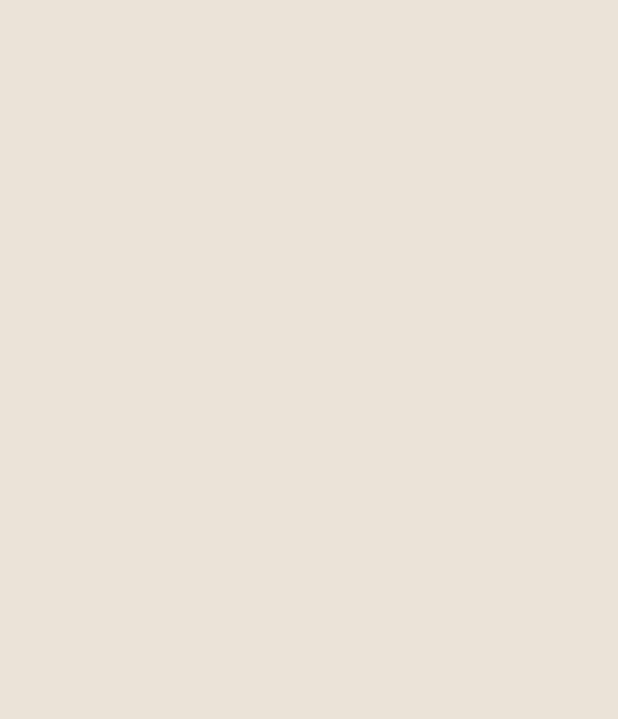
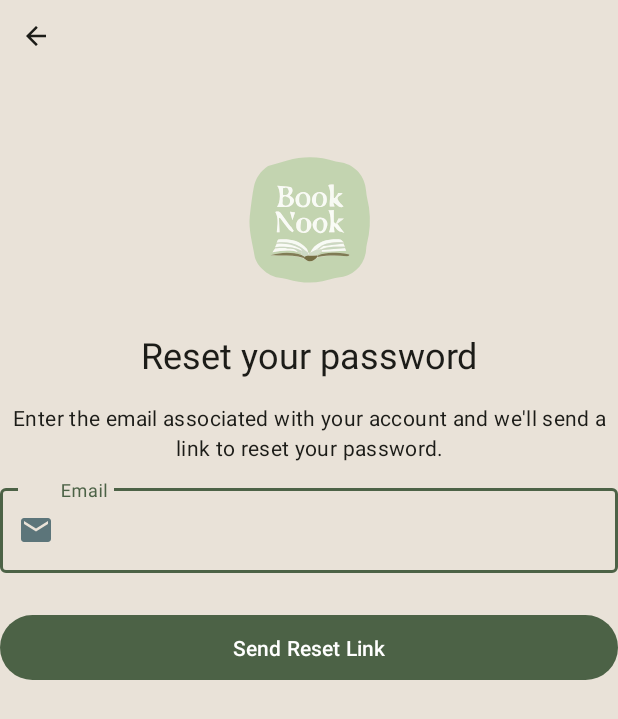
Before and after one commit to ridgardhannah/BookNook, an Android app: the ForgotPasswordActivity screen opened directly, with no data from a screen before it, on a phone screen of 412 x 824 dp. Before the commit the part shown is empty. Shown: the top 719 px of the screen. Run offline under Robolectric (Android 15) with nearby library versions, the phone set to English and light mode, and no system bars.

Commit message:
forgot password layout done. all onboarding layouts finished and logic to test nav between them.
set up items for nav bar

```diff
--- a/app/src/main/java/com/example/mpa_booknookapp/ForgotPasswordActivity.java
+++ b/app/src/main/java/com/example/mpa_booknookapp/ForgotPasswordActivity.java
@@ -1,6 +1,8 @@
 package com.example.mpa_booknookapp;
 
 import android.os.Bundle;
+import android.widget.Button;
+import android.widget.Toast;
 
 import androidx.activity.EdgeToEdge;
 import androidx.appcompat.app.AppCompatActivity;
@@ -20,5 +22,27 @@ public class ForgotPasswordActivity extends AppCompatActivity {
             v.setPadding(systemBars.left, systemBars.top, systemBars.right, systemBars.bottom);
             return insets;
         });
+
+
+        Button sendLinkBtn = findViewById(R.id.btnSendLink);
+        Button backBtn = findViewById(R.id.btnBack);
+
+        sendLinkBtn.setOnClickListener(v -> {
+            //to test send toast to confirm link sent
+            Toast.makeText(ForgotPasswordActivity.this, "Password reset link sent!", Toast.LENGTH_LONG).show();
+
+            //handler to wait 2000 milliseconds
+            new android.os.Handler().postDelayed(() -> {
+
+                // codebelow runs after the 2 second wait
+                //go to login page and close this activity
+                finish();
+            }, 2000);
+        });
+
+
+        backBtn.setOnClickListener(v -> finish());
+
+
     }
 }
--- /dev/null
+++ b/app/src/main/res/drawable/ic_arrow_back.xml
@@ -0,0 +1,5 @@
+<vector xmlns:android="http://schemas.android.com/apk/res/android" android:autoMirrored="true" android:height="24dp" android:tint="#000000" android:viewportHeight="960" android:viewportWidth="960" android:width="24dp">
+
+    <path android:fillColor="@android:color/white" android:pathData="M313,520L537,744L480,800L160,480L480,160L537,216L313,440L800,440L800,520L313,520Z"/>
+
+</vector>
--- /dev/null
+++ b/app/src/main/res/drawable/ic_map.xml
@@ -0,0 +1,5 @@
+<vector xmlns:android="http://schemas.android.com/apk/res/android" android:height="24dp" android:tint="#000000" android:viewportHeight="24" android:viewportWidth="24" android:width="24dp">
+
+    <path android:fillColor="@android:color/white" android:pathData="M20.5,3l-0.16,0.03L15,5.1 9,3 3.36,4.9c-0.21,0.07 -0.36,0.25 -0.36,0.48V20.5c0,0.28 0.22,0.5 0.5,0.5l0.16,-0.03L9,18.9l6,2.1 5.64,-1.9c0.21,-0.07 0.36,-0.25 0.36,-0.48V3.5c0,-0.28 -0.22,-0.5 -0.5,-0.5zM15,19l-6,-2.11V5l6,2.11V19z"/>
+
+</vector>
--- /dev/null
+++ b/app/src/main/res/drawable/ic_wishlist.xml
@@ -0,0 +1,5 @@
+<vector xmlns:android="http://schemas.android.com/apk/res/android" android:height="24dp" android:tint="#000000" android:viewportHeight="960" android:viewportWidth="960" android:width="24dp">
+
+    <path android:fillColor="@android:color/white" android:pathData="M200,840L200,200Q200,167 223.5,143.5Q247,120 280,120L680,120Q713,120 736.5,143.5Q760,167 760,200L760,840L480,720L200,840ZM280,718L480,632L680,718L680,200Q680,200 680,200Q680,200 680,200L280,200Q280,200 280,200Q280,200 280,200L280,718ZM280,200L280,200Q280,200 280,200Q280,200 280,200L680,200Q680,200 680,200Q680,200 680,200L680,200L480,200L280,200Z"/>
+
+</vector>
--- a/app/src/main/res/layout/activity_forgot_password.xml
+++ b/app/src/main/res/layout/activity_forgot_password.xml
@@ -1,10 +1,103 @@
 <?xml version="1.0" encoding="utf-8"?>
-<androidx.constraintlayout.widget.ConstraintLayout xmlns:android="http://schemas.android.com/apk/res/android"
+<androidx.constraintlayout.widget.ConstraintLayout
+    xmlns:android="http://schemas.android.com/apk/res/android"
     xmlns:app="http://schemas.android.com/apk/res-auto"
     xmlns:tools="http://schemas.android.com/tools"
-    android:id="@+id/main"
     android:layout_width="match_parent"
     android:layout_height="match_parent"
+    android:background="?attr/colorSurface"
+    android:padding="16dp"
+    android:id="@+id/main"
     tools:context=".ForgotPasswordActivity">
 
+
+    <!-- back button icon -->
+    <com.google.android.material.button.MaterialButton
+        android:id="@+id/btnBack"
+        style="@style/Widget.Material3.Button.IconButton"
+        android:contentDescription="Back arrow button"
+        android:layout_width="wrap_content"
+        android:layout_height="wrap_content"
+        app:icon="@drawable/ic_arrow_back"
+        app:iconTint="?attr/colorOnSurface"
+        app:layout_constraintStart_toStartOf="parent"
+        app:layout_constraintTop_toTopOf="parent"
+        />
+
+    <!-- logo-->
+    <ImageView
+        android:id="@+id/ivLogo"
+        android:layout_width="100dp"
+        android:layout_height="100dp"
+        android:layout_marginTop="48dp"
+        android:contentDescription="Book Nook Logo"
+        android:src="@drawable/logo_book_nook"
+        app:layout_constraintEnd_toEndOf="parent"
+        app:layout_constraintStart_toStartOf="parent"
+        app:layout_constraintTop_toBottomOf="@id/btnBack"
+        />
+
+    <TextView
+        android:id="@+id/tvTitle"
+        android:layout_width="wrap_content"
+        android:layout_height="wrap_content"
+        android:layout_marginTop="24dp"
+        android:text="Reset your password"
+        android:textAppearance="@style/TextAppearance.Material3.HeadlineSmall"
+        android:textColor="?attr/colorOnSurface"
+        app:layout_constraintEnd_toEndOf="parent"
+        app:layout_constraintStart_toStartOf="parent"
+        app:layout_constraintTop_toBottomOf="@id/ivLogo"
+        />
+
+    <TextView
+        android:id="@+id/tvDescription"
+        android:layout_width="0dp"
+        android:layout_height="wrap_content"
+        android:layout_marginTop="16dp"
+        android:gravity="center"
+        android:text="Enter the email associated with your account and we'll send a link to reset your password."
+        android:textAppearance="@style/TextAppearance.Material3.BodyMedium"
+        android:textColor="?attr/colorOnSurface"
+        app:layout_constraintEnd_toEndOf="parent"
+        app:layout_constraintStart_toStartOf="parent"
+        app:layout_constraintTop_toBottomOf="@id/tvTitle"
+        />
+
+    <!-- email -->
+    <com.google.android.material.textfield.TextInputLayout
+        android:id="@+id/tilEmail"
+        style="@style/Widget.Material3.TextInputLayout.OutlinedBox"
+        android:layout_width="0dp"
+        android:layout_height="wrap_content"
+        android:layout_marginTop="12dp"
+        app:startIconDrawable="@drawable/ic_email"
+        app:startIconTint="?attr/colorSecondary"
+        android:hint="        Email"
+        app:layout_constraintEnd_toEndOf="parent"
+        app:layout_constraintStart_toStartOf="parent"
+        app:layout_constraintTop_toBottomOf="@id/tvDescription">
+
+
+        <com.google.android.material.textfield.TextInputEditText
+            android:layout_width="match_parent"
+            android:layout_height="wrap_content"
+            android:inputType="textEmailAddress"
+            />
+    </com.google.android.material.textfield.TextInputLayout>
+
+    <!--send button-->
+    <com.google.android.material.button.MaterialButton
+        android:id="@+id/btnSendLink"
+        style="@style/Widget.Material3.Button"
+        android:layout_width="0dp"
+        android:layout_height="wrap_content"
+        android:layout_marginTop="24dp"
+        android:paddingVertical="12dp"
+        android:text="Send Reset Link"
+        app:layout_constraintEnd_toEndOf="parent"
+        app:layout_constraintStart_toStartOf="parent"
+        app:layout_constraintTop_toBottomOf="@id/tilEmail" />
+
+
 </androidx.constraintlayout.widget.ConstraintLayout>
--- /dev/null
+++ b/app/src/main/res/menu/bottom_nav_menu.xml
@@ -0,0 +1,22 @@
+<?xml version="1.0" encoding="utf-8"?>
+<menu xmlns:android="http://schemas.android.com/apk/res/android">
+
+    <item
+        android:id="@+id/nav_map"
+        android:icon="@drawable/ic_map"
+        android:title="Map"
+        />
+    <item
+        android:id="@+id/nav_wishlist"
+        android:icon="@drawable/ic_wishlist"
+        android:title="Wishlist"
+        />
+    <item
+        android:id="@+id/nav_profile"
+        android:icon="@drawable/ic_account"
+        android:title="Profile"
+        />
+
+
+
+</menu>
```
